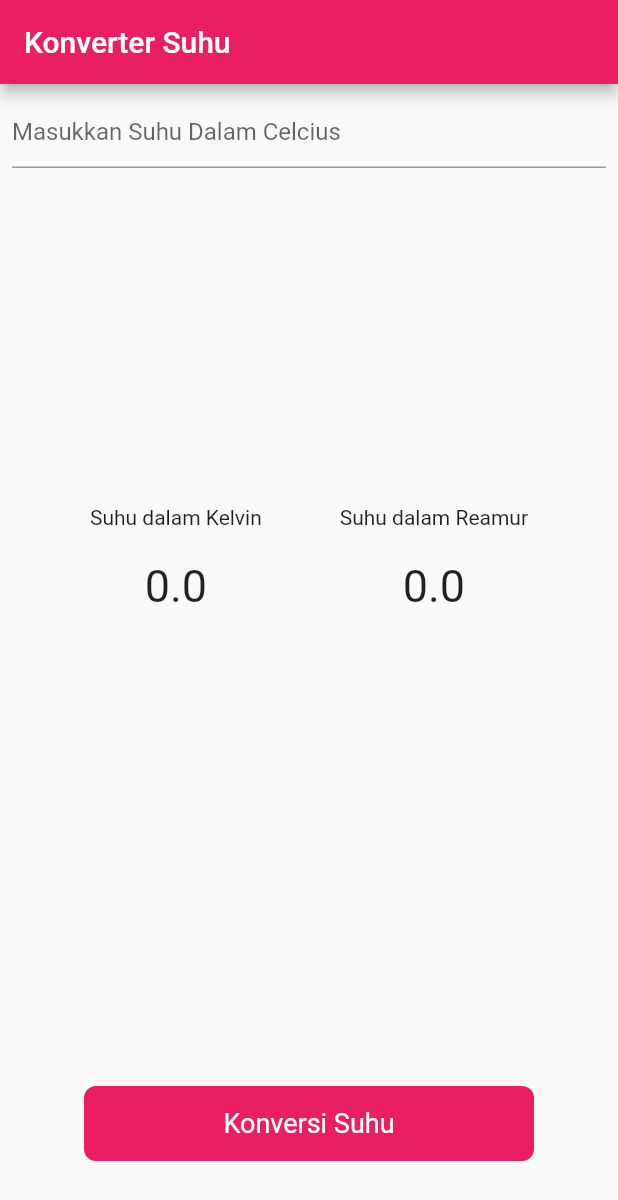
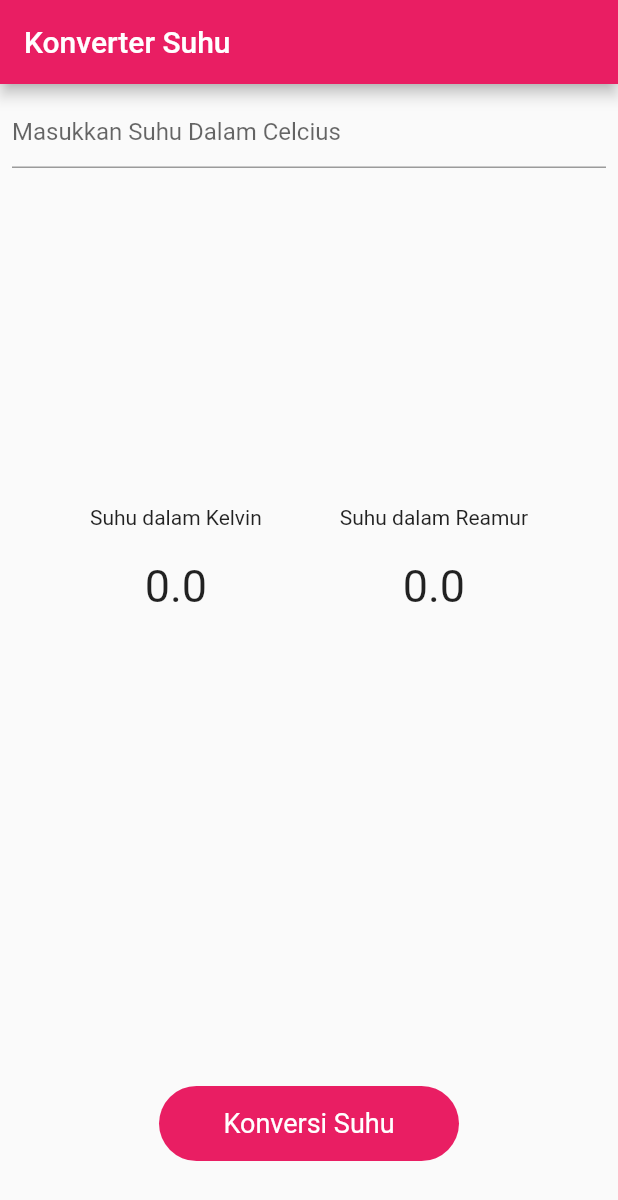
Before and after one commit to Wandafebrr/Pemrograman-mobile, a Flutter app: the screen it shows after launch, on a phone screen of 412 x 824 dp. Shown: the top 1200 px of the screen. Run offline on Flutter 3.47's test engine with Material 2 defaults, Android fonts, the phone set to English and light mode, and no system bars; our stand-ins replace carousel_slider.

Commit message:
konversi suhu

```diff
--- a/statefull_widget/lib/main.dart
+++ b/statefull_widget/lib/main.dart
@@ -95,11 +95,11 @@ class _MyHomePageState extends State<MyHomePage> {
                       setState(() {});
                     },
                     child: Container(
-                      width: 300, // Sesuaikan lebar sesuai keinginan
+                      width: 200, // Sesuaikan lebar sesuai keinginan
                       height: 50, // Sesuaikan tinggi sesuai keinginan
                       decoration: BoxDecoration(
                         color: Colors.pink,
-                        borderRadius: BorderRadius.circular(8),
+                        borderRadius: BorderRadius.circular(30),
                       ),
                       alignment: Alignment.center,
                       child: Text(
```
